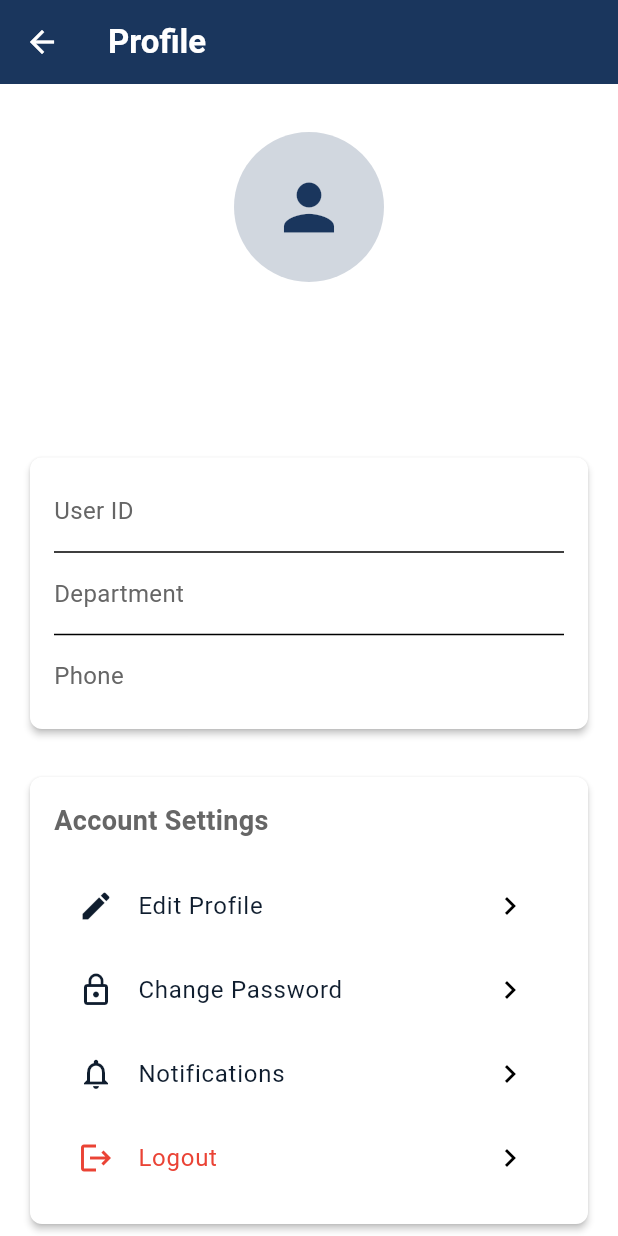
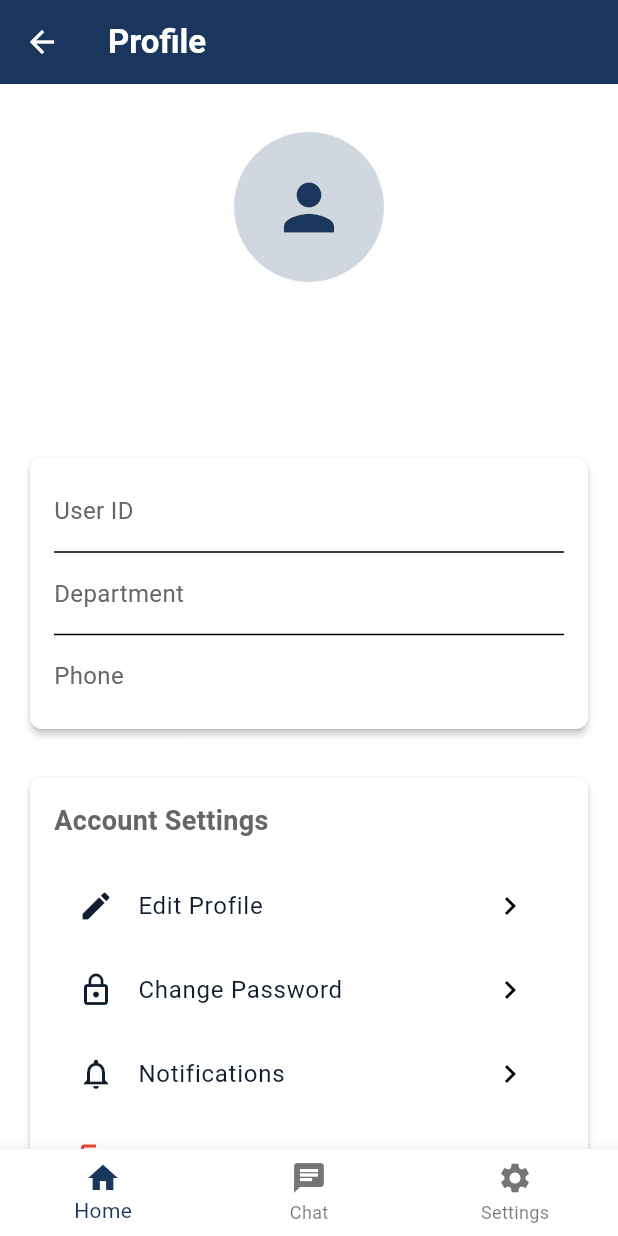
Before and after one commit to Abdull0h3/LibriUni-Mobile-Application--College, a Flutter app: the ProfileScreen screen opened by its route, on a phone screen of 412 x 824 dp. Run offline on Flutter 3.47's test engine with Material 3 defaults, Android fonts, the phone set to English and light mode, and no system bars; our stand-ins replace cloud_firestore, firebase_auth, firebase_core, firebase_storage, fl_chart, go_router and 1 more; missing offline and left inert: mobile_scanner; accounts and stored records are empty; network calls fail.

Commit message:
Add Navigation Bars
Added Navigation Bars to some pages

```diff
--- a/s1/lib/screens/student/book_detail_screen.dart
+++ b/s1/lib/screens/student/book_detail_screen.dart
@@ -264,6 +264,22 @@ class _BookDetailScreenState extends State<BookDetailScreen> {
                   ],
                 ),
               ),
+      bottomNavigationBar: BottomNavigationBar(
+        currentIndex: 0, // Change this per screen
+        onTap: (index) {
+          if (index == 0) context.go('/student');
+          if (index == 1) context.go('/student/chat');
+          if (index == 2) context.go('/student/profile');
+        },
+        items: const [
+          BottomNavigationBarItem(icon: Icon(Icons.home), label: 'Home'),
+          BottomNavigationBarItem(icon: Icon(Icons.chat), label: 'Chat'),
+          BottomNavigationBarItem(
+            icon: Icon(Icons.settings),
+            label: 'Settings',
+          ),
+        ],
+      ),
     );
   }
 }
--- a/s1/lib/screens/student/borrowed_books_screen.dart
+++ b/s1/lib/screens/student/borrowed_books_screen.dart
@@ -205,6 +205,22 @@ class _BorrowedBooksScreenState extends State<BorrowedBooksScreen> {
                   return _buildBorrowedBookItem(context, _borrowedBooks[index]);
                 },
               ),
+      bottomNavigationBar: BottomNavigationBar(
+        currentIndex: 0, // Change this per screen
+        onTap: (index) {
+          if (index == 0) context.go('/student');
+          if (index == 1) context.go('/student/chat');
+          if (index == 2) context.go('/student/profile');
+        },
+        items: const [
+          BottomNavigationBarItem(icon: Icon(Icons.home), label: 'Home'),
+          BottomNavigationBarItem(icon: Icon(Icons.chat), label: 'Chat'),
+          BottomNavigationBarItem(
+            icon: Icon(Icons.settings),
+            label: 'Settings',
+          ),
+        ],
+      ),
     );
   }
 
--- a/s1/lib/screens/student/profile_screen.dart
+++ b/s1/lib/screens/student/profile_screen.dart
@@ -89,8 +89,10 @@ class _ProfileScreenState extends State<ProfileScreen> {
           appBar: AppBar(
             title: const Text('Profile'),
             leading: IconButton(
-              icon: const Icon(Icons.arrow_back),
-              onPressed: isLoading ? null : () => context.pop(),
+              icon: const Icon(
+                Icons.arrow_back,
+              ), // changed context.pop() to context.go()
+              onPressed: isLoading ? null : () => context.go('/student'),
             ),
           ),
           body:
@@ -233,6 +235,22 @@ class _ProfileScreenState extends State<ProfileScreen> {
                       ],
                     ),
                   ),
+          bottomNavigationBar: BottomNavigationBar(
+            currentIndex: 0, // Change this per screen
+            onTap: (index) {
+              if (index == 0) context.go('/student');
+              if (index == 1) context.go('/student/chat');
+              if (index == 2) context.go('/student/profile');
+            },
+            items: const [
+              BottomNavigationBarItem(icon: Icon(Icons.home), label: 'Home'),
+              BottomNavigationBarItem(icon: Icon(Icons.chat), label: 'Chat'),
+              BottomNavigationBarItem(
+                icon: Icon(Icons.settings),
+                label: 'Settings',
+              ),
+            ],
+          ),
         ),
         // Loading overlay
         if (isLoading)
--- a/s1/lib/screens/student/room_booking_screen.dart
+++ b/s1/lib/screens/student/room_booking_screen.dart
@@ -343,6 +343,22 @@ class _RoomBookingScreenState extends State<RoomBookingScreen> {
           ),
         ],
       ),
+      bottomNavigationBar: BottomNavigationBar(
+        currentIndex: 0, // Change this per screen
+        onTap: (index) {
+          if (index == 0) context.go('/student');
+          if (index == 1) context.go('/student/chat');
+          if (index == 2) context.go('/student/profile');
+        },
+        items: const [
+          BottomNavigationBarItem(icon: Icon(Icons.home), label: 'Home'),
+          BottomNavigationBarItem(icon: Icon(Icons.chat), label: 'Chat'),
+          BottomNavigationBarItem(
+            icon: Icon(Icons.settings),
+            label: 'Settings',
+          ),
+        ],
+      ),
     );
   }
 
```
Also changed, not shown: s1/lib/screens/student/book_search_screen.dart (+6 -6 lines).
